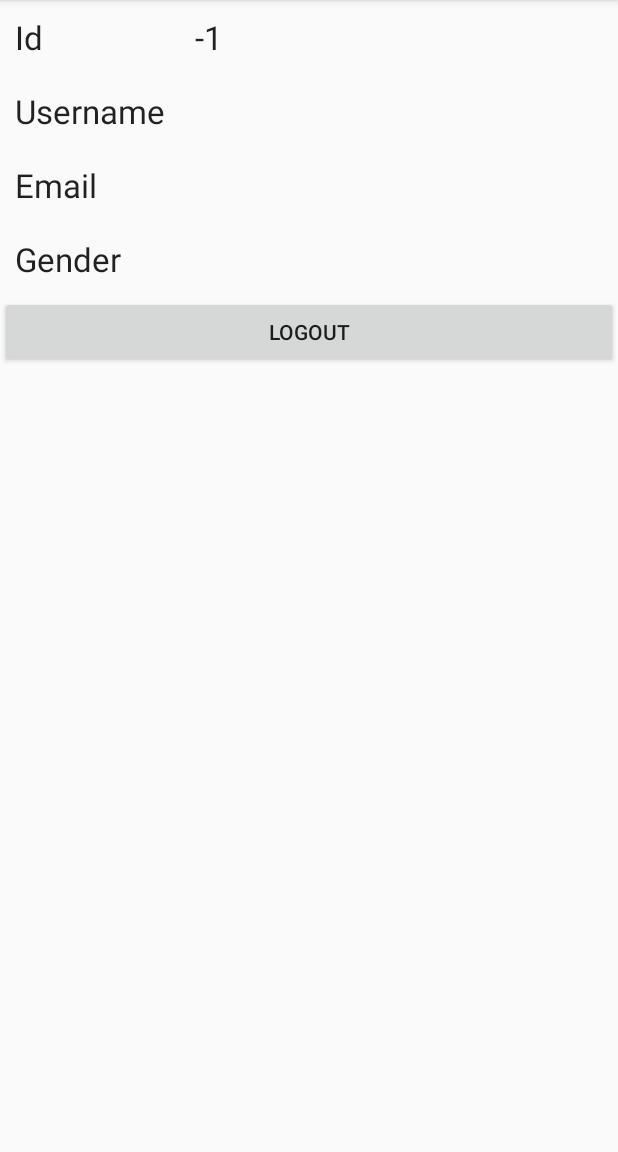
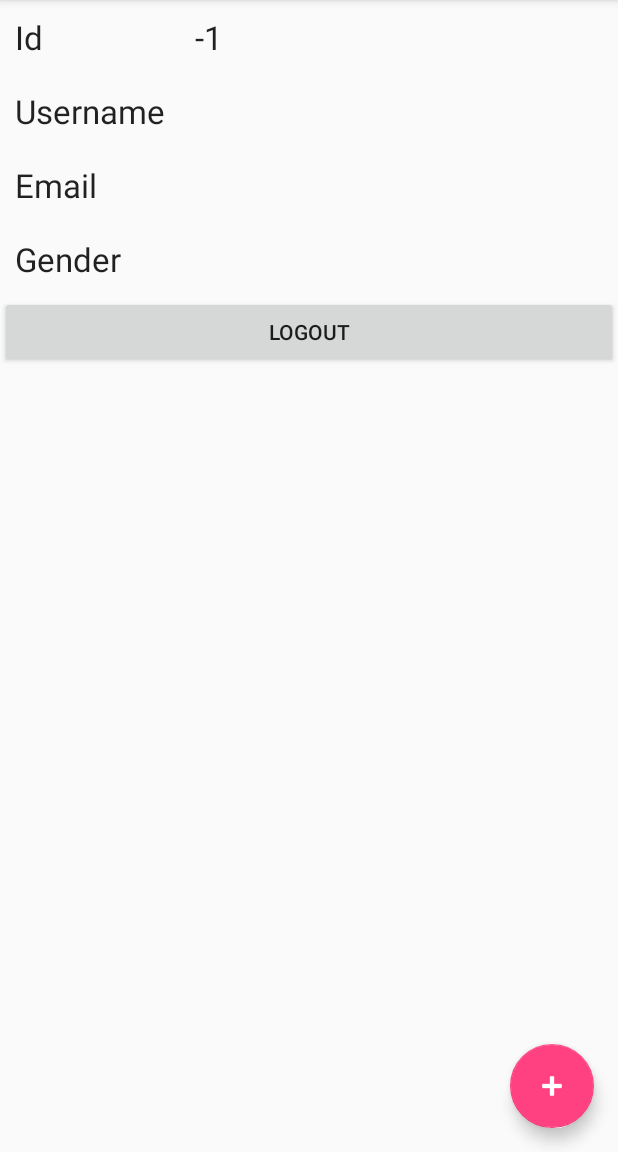
Before and after one commit to truongnmt/diagnose-report, an Android app: the ProfileActivity screen opened directly, with no data from a screen before it, on a phone screen of 412 x 824 dp, the part 84-1236 px from its top. Run offline under Robolectric (Android 15) with nearby library versions, the phone set to English and light mode, and no system bars; 1 statement that could not run was skipped.

Commit message:
Add upload activity

```diff
--- a/app/build.gradle
+++ b/app/build.gradle
@@ -21,6 +21,7 @@ android {
 
 dependencies {
     compile fileTree(dir: 'libs', include: ['*.jar'])
+    compile 'com.android.support:design:26.1.0'
     androidTestCompile('com.android.support.test.espresso:espresso-core:2.2.2', {
         exclude group: 'com.android.support', module: 'support-annotations'
     })
--- a/app/src/main/AndroidManifest.xml
+++ b/app/src/main/AndroidManifest.xml
@@ -20,7 +20,8 @@
             </intent-filter>
         </activity>
         <activity android:name=".LoginActivity" />
-        <activity android:name=".ProfileActivity"/>
+        <activity android:name=".ProfileActivity" />
+        <activity android:name=".UploadImagesActivity"></activity>
     </application>
 
 </manifest>
--- a/app/src/main/java/net/simplifiedlearning/simplifiedcoding/ProfileActivity.java
+++ b/app/src/main/java/net/simplifiedlearning/simplifiedcoding/ProfileActivity.java
@@ -1,6 +1,7 @@
 package net.simplifiedlearning.simplifiedcoding;
 
 import android.content.Intent;
+import android.support.design.widget.FloatingActionButton;
 import android.support.v7.app.AppCompatActivity;
 import android.os.Bundle;
 import android.view.View;
@@ -47,5 +48,13 @@ public class ProfileActivity extends AppCompatActivity {
                 SharedPrefManager.getInstance(getApplicationContext()).logout();
             }
         });
+
+        FloatingActionButton fab = (FloatingActionButton) findViewById(R.id.fab);
+        fab.setOnClickListener(new View.OnClickListener() {
+            @Override
+            public void onClick(View v) {
+                startActivity(new Intent(ProfileActivity.this, UploadImagesActivity.class));
+            }
+        });
     }
 }
--- a/app/src/main/res/layout/activity_profile.xml
+++ b/app/src/main/res/layout/activity_profile.xml
@@ -1,105 +1,20 @@
 <?xml version="1.0" encoding="utf-8"?>
-<RelativeLayout xmlns:android="http://schemas.android.com/apk/res/android"
+<android.support.design.widget.CoordinatorLayout xmlns:android="http://schemas.android.com/apk/res/android"
     xmlns:app="http://schemas.android.com/apk/res-auto"
     xmlns:tools="http://schemas.android.com/tools"
     android:layout_width="match_parent"
     android:layout_height="match_parent"
     tools:context="net.simplifiedlearning.simplifiedcoding.ProfileActivity">
 
+    <include layout="@layout/content_profile" />
 
-    <LinearLayout
-        android:layout_width="match_parent"
+    <android.support.design.widget.FloatingActionButton
+        android:id="@+id/fab"
+        android:layout_width="wrap_content"
         android:layout_height="wrap_content"
-        android:orientation="vertical">
+        android:layout_gravity="bottom|end"
+        android:layout_margin="@dimen/fab_margin"
+        app:srcCompat="@android:drawable/ic_input_add"
+        android:tint="@android:color/white" />
 
-        <TableLayout
-            android:layout_width="match_parent"
-            android:layout_height="wrap_content">
-
-
-            <TableRow>
-
-                <TextView
-                    android:layout_width="wrap_content"
-                    android:layout_height="wrap_content"
-                    android:padding="10dp"
-                    android:text="Id"
-                    android:textAppearance="@style/Base.TextAppearance.AppCompat.Large" />
-
-                <TextView
-                    android:id="@+id/textViewId"
-                    android:layout_width="wrap_content"
-                    android:layout_height="wrap_content"
-                    android:padding="10dp"
-                    android:text="1"
-                    android:textAppearance="@style/Base.TextAppearance.AppCompat.Large" />
-
-            </TableRow>
-
-            <TableRow>
-
-                <TextView
-                    android:layout_width="wrap_content"
-                    android:layout_height="wrap_content"
-                    android:padding="10dp"
-                    android:text="Username"
-                    android:textAppearance="@style/Base.TextAppearance.AppCompat.Large" />
-
-                <TextView
-                    android:id="@+id/textViewUsername"
-                    android:layout_width="wrap_content"
-                    android:layout_height="wrap_content"
-                    android:padding="10dp"
-                    android:text="probelalkhan"
-                    android:textAppearance="@style/Base.TextAppearance.AppCompat.Large" />
-
-            </TableRow>
-
-            <TableRow>
-
-                <TextView
-                    android:layout_width="wrap_content"
-                    android:layout_height="wrap_content"
-                    android:padding="10dp"
-                    android:text="Email"
-                    android:textAppearance="@style/Base.TextAppearance.AppCompat.Large" />
-
-                <TextView
-                    android:id="@+id/textViewEmail"
-                    android:layout_width="wrap_content"
-                    android:layout_height="wrap_content"
-                    android:padding="10dp"
-                    android:text="probelalkhan@gmail.com"
-                    android:textAppearance="@style/Base.TextAppearance.AppCompat.Large" />
-
-            </TableRow>
-
-            <TableRow>
-
-                <TextView
-                    android:layout_width="wrap_content"
-                    android:layout_height="wrap_content"
-                    android:padding="10dp"
-                    android:text="Gender"
-                    android:textAppearance="@style/Base.TextAppearance.AppCompat.Large" />
-
-                <TextView
-                    android:id="@+id/textViewGender"
-                    android:layout_width="wrap_content"
-                    android:layout_height="wrap_content"
-                    android:padding="10dp"
-                    android:text="Male"
-                    android:textAppearance="@style/Base.TextAppearance.AppCompat.Large" />
-
-            </TableRow>
-
-
-        </TableLayout>
-
-        <Button
-            android:id="@+id/buttonLogout"
-            android:layout_width="match_parent"
-            android:layout_height="wrap_content"
-            android:text="Logout" />
-    </LinearLayout>
-</RelativeLayout>
+</android.support.design.widget.CoordinatorLayout>
--- /dev/null
+++ b/app/src/main/res/layout/content_profile.xml
@@ -0,0 +1,107 @@
+<?xml version="1.0" encoding="utf-8"?>
+<android.support.constraint.ConstraintLayout xmlns:android="http://schemas.android.com/apk/res/android"
+    xmlns:app="http://schemas.android.com/apk/res-auto"
+    xmlns:tools="http://schemas.android.com/tools"
+    android:layout_width="match_parent"
+    android:layout_height="match_parent"
+    app:layout_behavior="@string/appbar_scrolling_view_behavior"
+    tools:context="net.simplifiedlearning.simplifiedcoding.ProfileActivity"
+    tools:showIn="@layout/activity_profile">
+
+    <LinearLayout
+        android:layout_width="match_parent"
+        android:layout_height="match_parent"
+        android:orientation="vertical">
+
+        <TableLayout
+            android:layout_width="match_parent"
+            android:layout_height="wrap_content">
+
+
+            <TableRow>
+
+                <TextView
+                    android:layout_width="wrap_content"
+                    android:layout_height="wrap_content"
+                    android:padding="10dp"
+                    android:text="Id"
+                    android:textAppearance="@style/Base.TextAppearance.AppCompat.Large" />
+
+                <TextView
+                    android:id="@+id/textViewId"
+                    android:layout_width="wrap_content"
+                    android:layout_height="wrap_content"
+                    android:padding="10dp"
+                    android:text="1"
+                    android:textAppearance="@style/Base.TextAppearance.AppCompat.Large" />
+
+            </TableRow>
+
+            <TableRow>
+
+                <TextView
+                    android:layout_width="wrap_content"
+                    android:layout_height="wrap_content"
+                    android:padding="10dp"
+                    android:text="Username"
+                    android:textAppearance="@style/Base.TextAppearance.AppCompat.Large" />
+
+                <TextView
+                    android:id="@+id/textViewUsername"
+                    android:layout_width="wrap_content"
+                    android:layout_height="wrap_content"
+                    android:padding="10dp"
+                    android:text="probelalkhan"
+                    android:textAppearance="@style/Base.TextAppearance.AppCompat.Large" />
+
+            </TableRow>
+
+            <TableRow>
+
+                <TextView
+                    android:layout_width="wrap_content"
+                    android:layout_height="wrap_content"
+                    android:padding="10dp"
+                    android:text="Email"
+                    android:textAppearance="@style/Base.TextAppearance.AppCompat.Large" />
+
+                <TextView
+                    android:id="@+id/textViewEmail"
+                    android:layout_width="wrap_content"
+                    android:layout_height="wrap_content"
+                    android:padding="10dp"
+                    android:text="probelalkhan@gmail.com"
+                    android:textAppearance="@style/Base.TextAppearance.AppCompat.Large" />
+
+            </TableRow>
+
+            <TableRow>
+
+                <TextView
+                    android:layout_width="wrap_content"
+                    android:layout_height="wrap_content"
+                    android:padding="10dp"
+                    android:text="Gender"
+                    android:textAppearance="@style/Base.TextAppearance.AppCompat.Large" />
+
+                <TextView
+                    android:id="@+id/textViewGender"
+                    android:layout_width="wrap_content"
+                    android:layout_height="wrap_content"
+                    android:padding="10dp"
+                    android:text="Male"
+                    android:textAppearance="@style/Base.TextAppearance.AppCompat.Large" />
+
+            </TableRow>
+
+
+        </TableLayout>
+
+        <Button
+            android:id="@+id/buttonLogout"
+            android:layout_width="match_parent"
+            android:layout_height="wrap_content"
+            android:text="Logout" />
+    </LinearLayout>
+
+</android.support.constraint.ConstraintLayout>
--- /dev/null
+++ b/app/src/main/res/values/dimens.xml
@@ -0,0 +1,3 @@
+<resources>
+    <dimen name="fab_margin">16dp</dimen>
+</resources>
--- a/app/src/main/res/values/strings.xml
+++ b/app/src/main/res/values/strings.xml
@@ -1,3 +1,4 @@
 <resources>
     <string name="app_name">Diagnose Report</string>
+    <string name="title_activity_profile2">ProfileActivity2</string>
 </resources>
```
Also changed, not shown: app/src/main/java/net/simplifiedlearning/simplifiedcoding/UploadImagesActivity.java (added, +13 -0 lines), app/src/main/res/layout/activity_upload_images.xml (added, +14 -0 lines), app/src/main/res/values/styles.xml (+9 -0 lines), build.gradle (+8 -0 lines).
